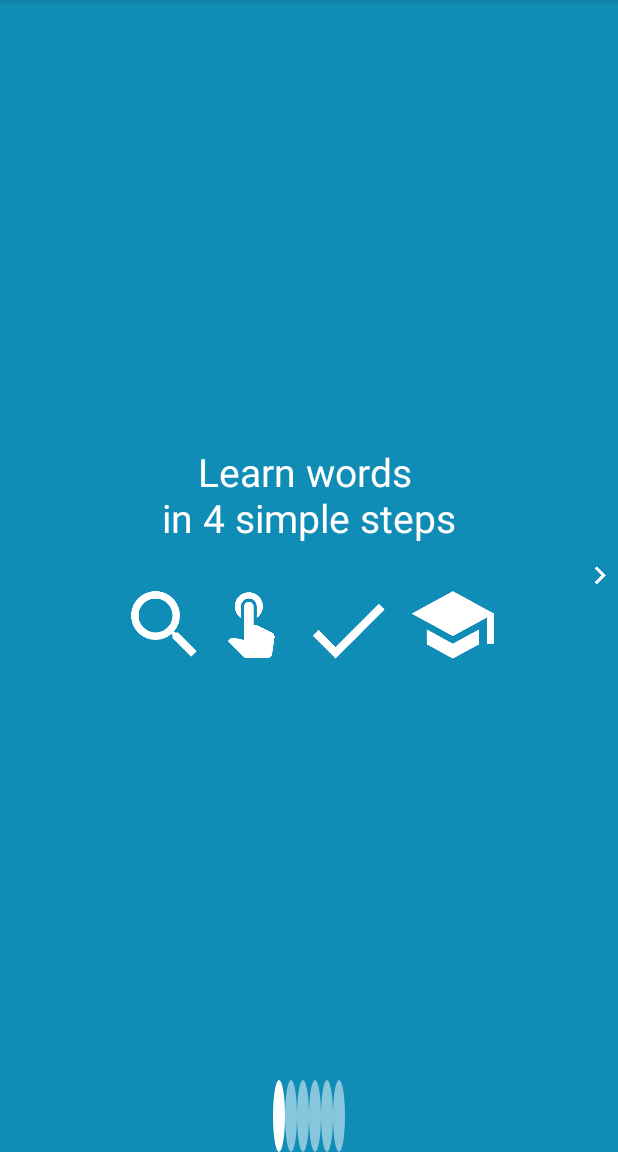
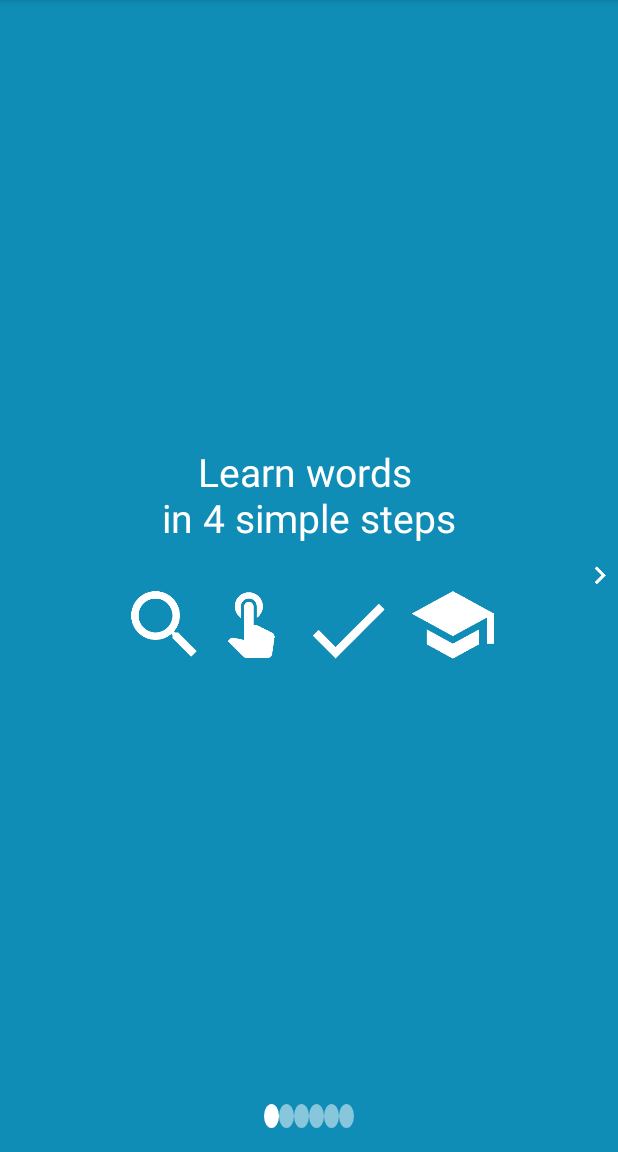
Before and after one commit to libcthorne/kioku, an Android app: the screen it shows after launch (IntroActivity), on a phone screen of 412 x 824 dp, the part 84-1236 px from its top. Run offline under Robolectric (Android 15) with nearby library versions, the phone set to English and light mode, and no system bars; libraries missing offline, so code that uses them is left out: com.loopj.android.

Commit message:
Fix runtime errors

```diff
--- a/app/src/main/java/me/cthorne/kioku/IntroActivity.java
+++ b/app/src/main/java/me/cthorne/kioku/IntroActivity.java
@@ -138,10 +138,7 @@ public class IntroActivity extends AppCompatActivity {
     @Override
     public boolean onOptionsItemSelected(MenuItem item) {
         int id = item.getItemId();
-        if (id == R.id.skip_button) {
-            finishIntro();
-            return true;
-        } else if (id == R.id.ok_button) {
+        if (id == R.id.skip_button || id == R.id.ok_button) {
             finishIntro();
             return true;
         }
--- a/app/src/main/java/me/cthorne/kioku/LoaderActivity.java
+++ b/app/src/main/java/me/cthorne/kioku/LoaderActivity.java
@@ -17,9 +17,19 @@ public class LoaderActivity extends AppCompatActivity {
 
         Log.d("kioku-loader", "oncreate loaderactivity");
 
-        // Start intro activity
-        Intent introIntent = new Intent(this, IntroActivity.class);
-        startActivity(introIntent);
-        finish();
+        // Check if intro has been seen
+        boolean seenIntro = KiokuServerClient.getPreferences(this).getBoolean("seenIntro", false);
+
+        if (!seenIntro) {
+            // Start intro activity if not seen
+            Intent introIntent = new Intent(this, IntroActivity.class);
+            startActivity(introIntent);
+            finish();
+        } else {
+            // Start main activity if intro already seen
+            Intent mainIntent = new Intent(this, MainActivity.class);
+            startActivity(mainIntent);
+            finish();
+        }
     }
 }
--- /dev/null
+++ b/app/src/main/res/drawable/tab_indicator_selected.xml
@@ -0,0 +1,6 @@
+<?xml version="1.0" encoding="utf-8"?>
+<shape xmlns:android="http://schemas.android.com/apk/res/android"
+    android:shape="oval">
+    <solid android:color="#FFFFFF" />
+    <size android:width="8dp" android:height="8dp" />
+</shape>
--- /dev/null
+++ b/app/src/main/res/drawable/tab_indicator_unselected.xml
@@ -0,0 +1,6 @@
+<?xml version="1.0" encoding="utf-8"?>
+<shape xmlns:android="http://schemas.android.com/apk/res/android"
+    android:shape="oval">
+    <solid android:color="#80FFFFFF" />
+    <size android:width="8dp" android:height="8dp" />
+</shape>
--- a/app/src/main/res/drawable/tab_selector.xml
+++ b/app/src/main/res/drawable/tab_selector.xml
@@ -1,15 +1,5 @@
 <?xml version="1.0" encoding="utf-8"?>
 <selector xmlns:android="http://schemas.android.com/apk/res/android">
-    <item android:state_selected="true">
-        <shape android:shape="oval">
-            <solid android:color="#FFFFFF" />
-            <size android:width="8dp" android:height="8dp" />
-        </shape>
-    </item>
-    <item>
-        <shape android:shape="oval">
-            <solid android:color="#80FFFFFF" />
-            <size android:width="8dp" android:height="8dp" />
-        </shape>
-    </item>
+    <item android:drawable="@drawable/tab_indicator_selected" android:state_selected="true" />
+    <item android:drawable="@drawable/tab_indicator_unselected" />
 </selector>
--- a/app/src/main/res/layout/activity_intro.xml
+++ b/app/src/main/res/layout/activity_intro.xml
@@ -15,11 +15,15 @@
         android:id="@+id/progress"
         android:layout_alignParentBottom="true"
         android:layout_width="match_parent"
-        android:layout_height="wrap_content"
+        android:layout_height="16dp"
+        android:layout_marginBottom="16dp"
         app:tabBackground="@drawable/tab_selector"
         app:tabGravity="center"
         app:tabIndicatorHeight="0dp"
-        app:tabMaxWidth="8dp"
+        app:tabMinWidth="10dp"
+        app:tabMaxWidth="10dp"
+        app:tabPaddingStart="4dp"
+        app:tabPaddingEnd="4dp"
         app:tabRippleColor="@null" />
 
     <RelativeLayout
--- a/app/src/main/res/layout/activity_search_results.xml
+++ b/app/src/main/res/layout/activity_search_results.xml
@@ -9,7 +9,7 @@
         android:orientation="vertical"
         android:layout_width="match_parent"
         android:layout_height="match_parent">
-        <android.support.design.widget.TabLayout
+        <com.google.android.material.tabs.TabLayout
             android:id="@+id/sliding_tabs"
             android:layout_width="match_parent"
             android:layout_height="wrap_content"
--- a/app/src/main/res/layout/activity_statistics.xml
+++ b/app/src/main/res/layout/activity_statistics.xml
@@ -6,7 +6,7 @@
     android:padding="10dp">
 
     <!-- taxMaxWidth set to 0dp for 100% width -->
-    <android.support.design.widget.TabLayout
+    <com.google.android.material.tabs.TabLayout
         android:id="@+id/sliding_tabs"
         android:layout_width="match_parent"
         android:layout_height="wrap_content"
```
Also changed, not shown: app/src/main/AndroidManifest.xml (+9 -9 lines), app/src/main/java/me/cthorne/kioku/SettingsActivity.java (+27 -3 lines), app/src/main/java/me/cthorne/kioku/reminder/ReminderNotificationTimerReceiver.java (+9 -1 lines), app/src/main/java/me/cthorne/kioku/reminder/ReminderNotificationTimerService.java (+17 -2 lines), app/src/main/res/xml/preferences.xml (+21 -0 lines).
